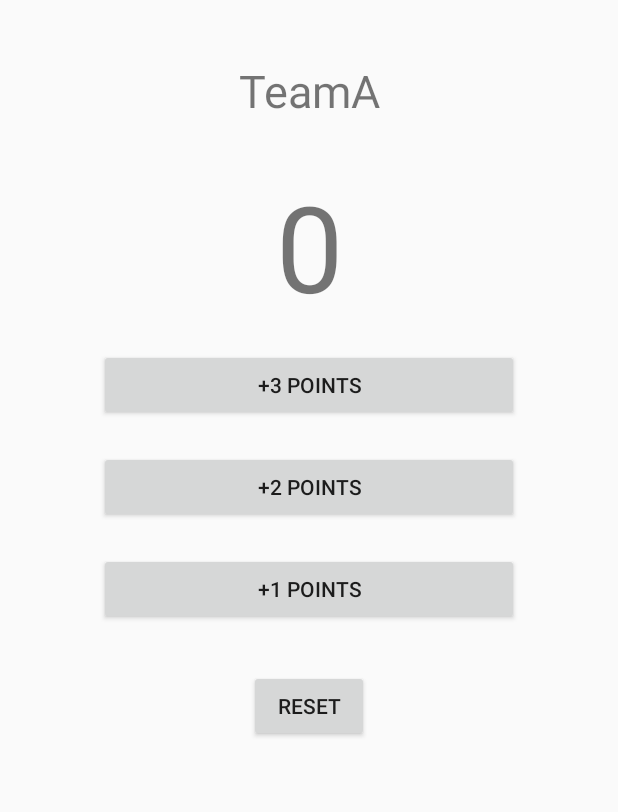
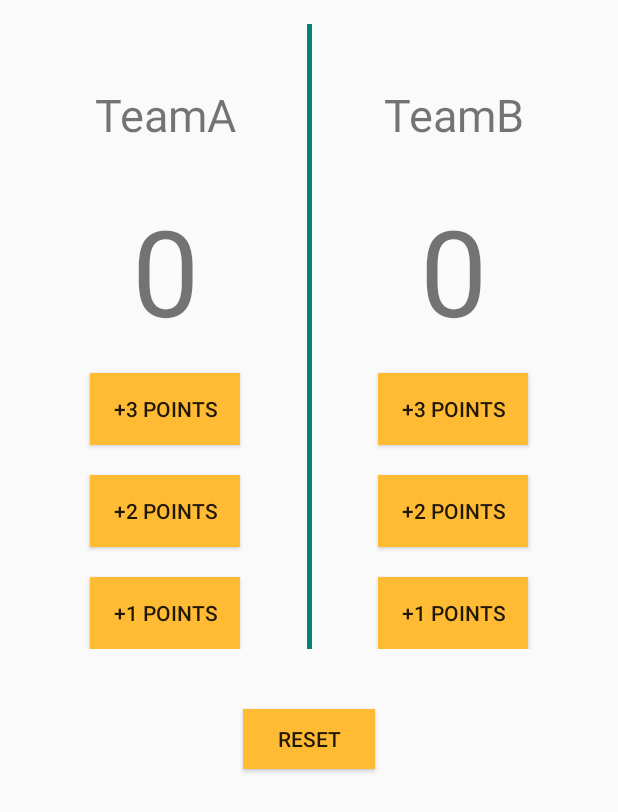
Before and after one commit to liuxing123v4/MyApplication, an Android app: the layout activity_score.xml on its own in the app's theme, with its tools: preview values and no code run, on a phone screen of 412 x 824 dp. Shown: the top 812 px of the screen. Run offline under Robolectric (Android 15) with nearby library versions, the phone set to English and light mode, and no system bars.

Commit message:
four weeks

```diff
--- a/app/src/main/res/layout/activity_score.xml
+++ b/app/src/main/res/layout/activity_score.xml
@@ -6,55 +6,140 @@
     android:layout_height="match_parent"
     android:layout_gravity="center"
     tools:context=".ScoreActivity"
+    android:orientation="vertical"
+    android:paddingBottom="10dp"
+    android:paddingLeft="16dp"
+    android:paddingRight="16dp"
+    android:paddingTop="16dp">
+
+    <LinearLayout
+        android:layout_width="match_parent"
+        android:layout_height="wrap_content"
+        android:orientation="horizontal">
+
+        <LinearLayout
+            android:layout_width="match_parent"
+            android:layout_height="wrap_content"
+            android:layout_weight="1"
             android:orientation="vertical">
 
             <TextView
                 android:layout_width="match_parent"
                 android:layout_height="wrap_content"
+                android:layout_marginTop="40dp"
+                android:gravity="center"
                 android:text="@string/team_name"
-        android:gravity="center"
-        android:layout_marginTop="40dp"
                 android:textSize="30sp" />
 
             <TextView
-        android:id="@+id/score"
+                android:id="@+id/scorea"
                 android:layout_width="match_parent"
                 android:layout_height="wrap_content"
+                android:layout_marginTop="30dp"
                 android:gravity="center"
-        android:layout_marginTop="30dp"
                 android:text="@string/score"
                 android:textSize="80dp" />
 
             <Button
-        android:id="@+id/bnt_three"
-        android:layout_width="280dp"
+                android:id="@+id/bnt_threea"
+                android:layout_width="100dp"
                 android:layout_height="wrap_content"
+                android:layout_gravity="center"
                 android:layout_marginTop="15dp"
-        android:layout_gravity="center"
-        android:text="@string/score_three"
-        android:onClick="plus_three"/>
+                android:background="@android:color/holo_orange_light"
+                android:onClick="add_bnt3"
+                android:text="@string/score_three" />
+
             <Button
-        android:id="@+id/bnt_two"
-        android:layout_width="280dp"
+                android:id="@+id/bnt_twoa"
+                android:layout_width="100dp"
                 android:layout_height="wrap_content"
                 android:layout_gravity="center"
                 android:layout_marginTop="20dp"
-        android:text="@string/score_two"
-        android:onClick="plus_two"/>
+                android:background="@android:color/holo_orange_light"
+                android:onClick="add_bnt2"
+                android:text="@string/score_two" />
+
             <Button
-        android:id="@+id/bnt_one"
-        android:layout_width="280dp"
+                android:id="@+id/bnt_onea"
+                android:layout_width="100dp"
                 android:layout_height="wrap_content"
                 android:layout_gravity="center"
                 android:layout_marginTop="20dp"
-        android:text="@string/score_one"
-        android:onClick="plus_one"/>
+                android:background="@android:color/holo_orange_light"
+                android:onClick="add_bnt1"
+                android:text="@string/score_one" />
+        </LinearLayout>
+
+        <TextView
+            android:layout_width="3dp"
+            android:layout_height="match_parent"
+            android:background="@color/colorPrimary" />
+
+        <LinearLayout
+            android:layout_width="match_parent"
+            android:layout_height="wrap_content"
+            android:layout_weight="1"
+            android:orientation="vertical">
+
+            <TextView
+                android:layout_width="match_parent"
+                android:layout_height="wrap_content"
+                android:layout_marginTop="40dp"
+                android:gravity="center"
+                android:text="@string/team_nameb"
+                android:textSize="30sp" />
+
+            <TextView
+                android:id="@+id/scoreb"
+                android:layout_width="match_parent"
+                android:layout_height="wrap_content"
+
+                android:layout_marginTop="30dp"
+                android:gravity="center"
+                android:text="@string/score"
+                android:textSize="80dp" />
+
+            <Button
+                android:id="@+id/bnt_threeb"
+                android:layout_width="100dp"
+                android:layout_height="wrap_content"
+                android:layout_gravity="center"
+                android:layout_marginTop="15dp"
+                android:background="@android:color/holo_orange_light"
+                android:onClick="add_bnt3"
+                android:text="@string/score_three" />
+
+            <Button
+                android:id="@+id/bnt_twob"
+                android:layout_width="100dp"
+                android:layout_height="wrap_content"
+                android:layout_gravity="center"
+                android:layout_marginTop="20dp"
+                android:background="@android:color/holo_orange_light"
+                android:onClick="add_bnt2"
+                android:text="@string/score_two" />
+
+            <Button
+                android:id="@+id/bnt_oneb"
+                android:layout_width="100dp"
+                android:layout_height="wrap_content"
+                android:layout_gravity="center"
+                android:layout_marginTop="20dp"
+                android:background="@android:color/holo_orange_light"
+                android:onClick="add_bnt1"
+                android:text="@string/score_one" />
+        </LinearLayout>
+    </LinearLayout>
+
     <Button
         android:id="@+id/bnt_reset"
-        android:layout_width="80dp"
+        android:layout_width="wrap_content"
+        android:layout_height="40dp"
         android:layout_gravity="center"
-        android:layout_marginTop="30dp"
-        android:layout_height="wrap_content"
-        android:text="@string/score_reset"
-        android:onClick="reset"/>
+        android:background="@android:color/holo_orange_light"
+        android:layout_marginTop="40dp"
+        android:onClick="reset"
+        android:text="@string/score_reset" />
+
 </LinearLayout>
--- a/app/src/main/res/values/strings.xml
+++ b/app/src/main/res/values/strings.xml
@@ -5,9 +5,14 @@
     <string name="input_hint">请输入摄氏温度：</string>
     <string name="button1">转化为华摄度：</string>
     <string name="team_name">TeamA</string>
+    <string name="team_nameb">TeamB</string>
     <string name="score">0</string>
     <string name="score_three">+3 POINTS</string>
     <string name="score_two">+2 POINTS</string>
     <string name="score_one">+1 POINTS</string>
     <string name="score_reset">RESET</string>
+    <string name="bnt_dollar_label">Dollar</string>
+    <string name="rmb_hint">input your name</string>
+    <string name="bnt_euro_label">Euro</string>
+    <string name="bnt_won_label">Won</string>
 </resources>
```
Also changed, not shown: app/src/main/AndroidManifest.xml (+4 -3 lines), app/src/main/java/com/example/metero/firstapplication/RateActivity.java (added, +39 -0 lines), app/src/main/java/com/example/metero/firstapplication/ScoreActivity.java (+44 -33 lines), app/src/main/res/layout/activity_rate.xml (added, +50 -0 lines). Lines whose indentation alone changed are shown as unchanged.
